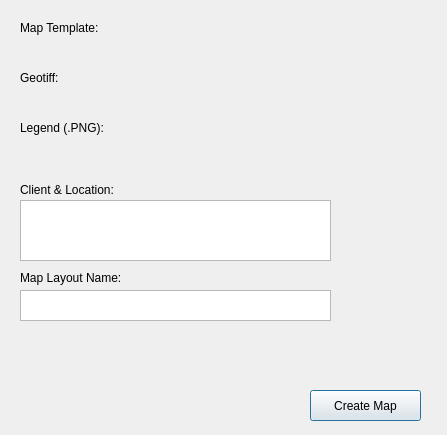
The window that geophysics_mapping_dialog_base.ui (igormacedorrn/geophysics_mapping) describes before a commit, drawn with Qt 5.
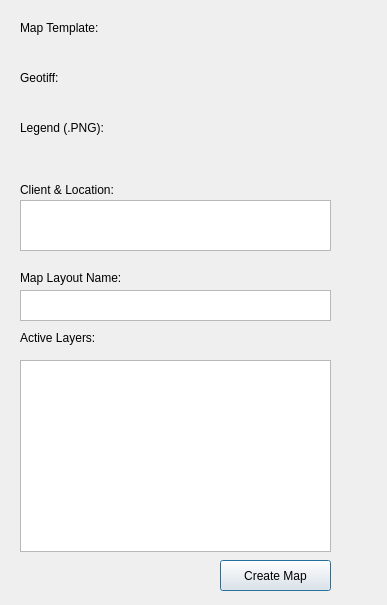
The same window after the commit. Custom widgets are drawn as their Qt base class.

Commit message: bug fixes, active layer visibility selection added, script clean-up for readability

Diff of the .ui file:
```diff
--- a/geophysics_mapping_dialog_base.ui
+++ b/geophysics_mapping_dialog_base.ui
@@ -6,10 +6,16 @@
    <rect>
     <x>0</x>
     <y>0</y>
-    <width>447</width>
-    <height>435</height>
+    <width>387</width>
+    <height>605</height>
    </rect>
   </property>
+  <property name="sizePolicy">
+   <sizepolicy hsizetype="Fixed" vsizetype="Fixed">
+    <horstretch>0</horstretch>
+    <verstretch>0</verstretch>
+   </sizepolicy>
+  </property>
   <property name="windowTitle">
    <string>Geophysics Mapping</string>
   </property>
@@ -85,8 +91,8 @@
   <widget class="QPushButton" name="CreatePushButton">
    <property name="geometry">
     <rect>
-     <x>310</x>
-     <y>390</y>
+     <x>220</x>
+     <y>560</y>
      <width>111</width>
      <height>31</height>
     </rect>
@@ -137,10 +143,36 @@
      <x>20</x>
      <y>200</y>
      <width>311</width>
-     <height>61</height>
+     <height>51</height>
     </rect>
    </property>
   </widget>
+  <widget class="QListWidget" name="layerslistWidget">
+   <property name="geometry">
+    <rect>
+     <x>20</x>
+     <y>360</y>
+     <width>311</width>
+     <height>192</height>
+    </rect>
+   </property>
+   <property name="selectionMode">
+    <enum>QAbstractItemView::MultiSelection</enum>
+   </property>
+  </widget>
+  <widget class="QLabel" name="ActiveLayerslabel">
+   <property name="geometry">
+    <rect>
+     <x>20</x>
+     <y>330</y>
+     <width>111</width>
+     <height>16</height>
+    </rect>
+   </property>
+   <property name="text">
+    <string>Active Layers:</string>
+   </property>
+  </widget>
  </widget>
  <customwidgets>
   <customwidget>
```
The commit also changes 6 other files.
